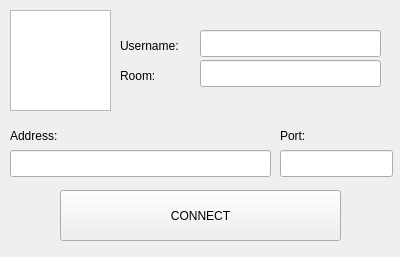
Before: the Qt Designer form src/client/mainwindow.ui in tnightingale/Chat, drawn with Qt 5.
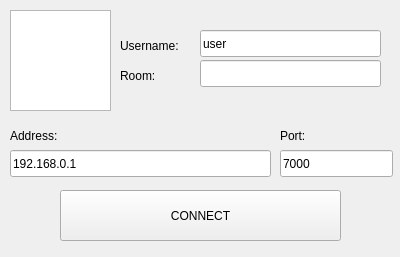
After: the same form once the commit is applied. Icons and pictures are not drawn.

Commit message: updated main window with default values

The edit to the form file:
```diff
--- a/src/client/mainwindow.ui
+++ b/src/client/mainwindow.ui
@@ -28,6 +28,9 @@
       <height>27</height>
      </rect>
     </property>
+    <property name="text">
+     <string>user</string>
+    </property>
    </widget>
    <widget class="QLabel" name="userLabel">
     <property name="geometry">
@@ -74,6 +77,9 @@
       <height>27</height>
      </rect>
     </property>
+    <property name="text">
+     <string>192.168.0.1</string>
+    </property>
    </widget>
    <widget class="QLabel" name="ipLabel">
     <property name="geometry">
@@ -97,6 +103,9 @@
       <height>27</height>
      </rect>
     </property>
+    <property name="text">
+     <string>7000</string>
+    </property>
    </widget>
    <widget class="QLabel" name="portLabel">
     <property name="geometry">
```
